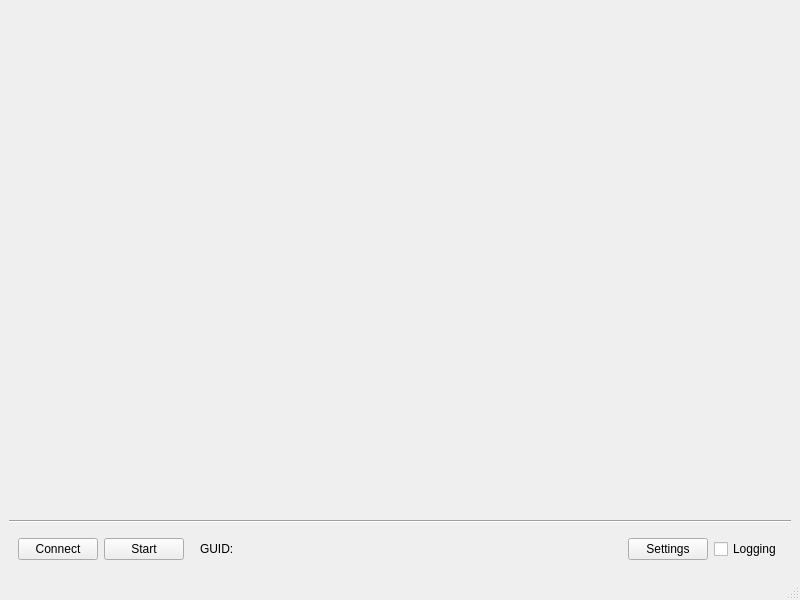
Old version of the form src/gui/camera_window.ui in the repository janelia-idf/bias.
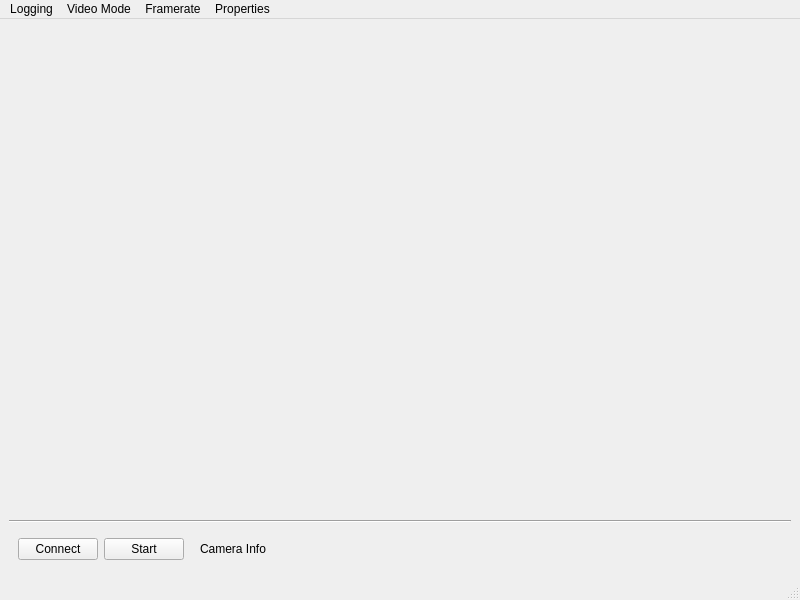
New version of the form.

Commit message: Worked on camera window form.

Patch:
```diff
--- a/src/gui/camera_window.ui
+++ b/src/gui/camera_window.ui
@@ -10,6 +10,12 @@
     <height>600</height>
    </rect>
   </property>
+  <property name="minimumSize">
+   <size>
+    <width>0</width>
+    <height>0</height>
+   </size>
+  </property>
   <property name="windowTitle">
    <string>BIAS Camera Window</string>
   </property>
@@ -92,7 +98,7 @@
           </sizepolicy>
          </property>
          <property name="text">
-          <string>GUID:</string>
+          <string>Camera Info</string>
          </property>
         </widget>
        </item>
@@ -109,20 +115,6 @@
          </property>
         </spacer>
        </item>
-       <item>
-        <widget class="QPushButton" name="settingsButtonPtr_">
-         <property name="text">
-          <string>Settings</string>
-         </property>
-        </widget>
-       </item>
-       <item>
-        <widget class="QCheckBox" name="loggingCheckBoxPtr_">
-         <property name="text">
-          <string>Logging</string>
-         </property>
-        </widget>
-       </item>
       </layout>
      </widget>
     </item>
@@ -137,6 +129,48 @@
      <height>20</height>
     </rect>
    </property>
+   <widget class="QMenu" name="menuFile">
+    <property name="title">
+     <string>Logging</string>
+    </property>
+    <widget class="QMenu" name="menuFormat">
+     <property name="title">
+      <string>Format</string>
+     </property>
+     <addaction name="actionAVI"/>
+     <addaction name="actionFMF"/>
+     <addaction name="actionUFMF"/>
+    </widget>
+    <widget class="QMenu" name="menuTimer">
+     <property name="title">
+      <string>Timer</string>
+     </property>
+     <addaction name="actionEnabled"/>
+     <addaction name="actionTimerSettings"/>
+    </widget>
+    <addaction name="actionVideo_File"/>
+    <addaction name="menuFormat"/>
+    <addaction name="menuTimer"/>
+   </widget>
+   <widget class="QMenu" name="menuSettings">
+    <property name="title">
+     <string>Video Mode</string>
+    </property>
+   </widget>
+   <widget class="QMenu" name="menuProperties">
+    <property name="title">
+     <string>Framerate</string>
+    </property>
+   </widget>
+   <widget class="QMenu" name="menuProperties_2">
+    <property name="title">
+     <string>Properties</string>
+    </property>
+   </widget>
+   <addaction name="menuFile"/>
+   <addaction name="menuSettings"/>
+   <addaction name="menuProperties"/>
+   <addaction name="menuProperties_2"/>
   </widget>
   <widget class="QStatusBar" name="statusbarPtr_"/>
  </widget>
```
Left out of the diff: 66 changed lines with no effect on the pictures. The commit also changes 2 other files.
